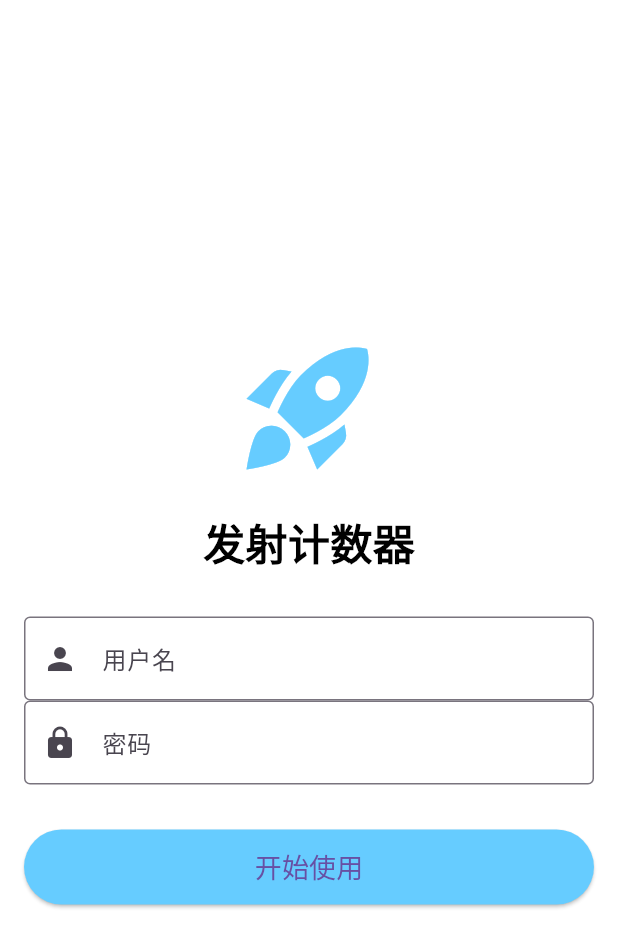
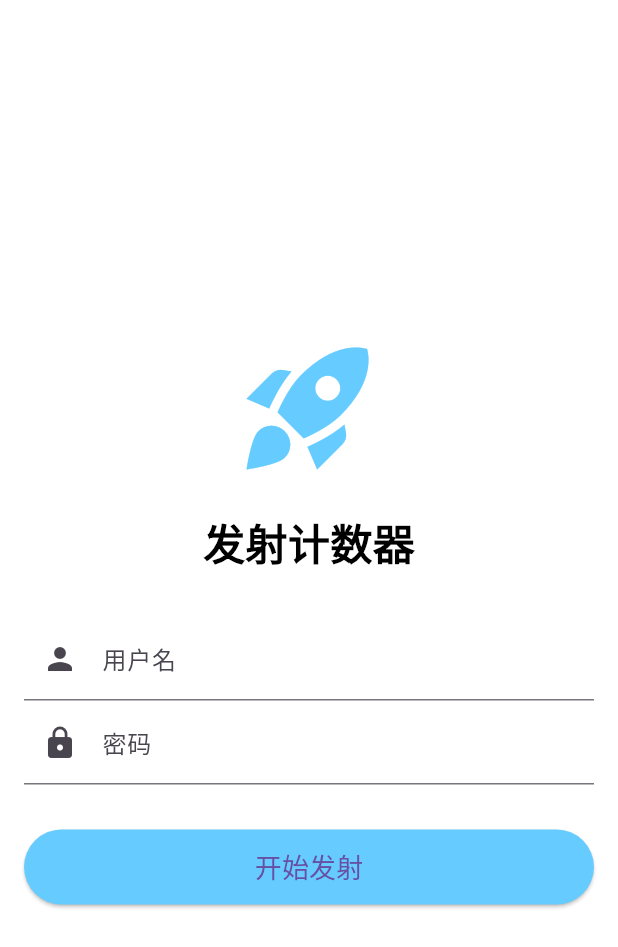
Before and after one commit to AdmireLinK/LaunchCounter, a Flutter app: the screen it shows after launch, on a phone screen of 412 x 824 dp. Shown: the top 947 px of the screen. Run offline on Flutter 3.47's test engine with Material 3 defaults, Android fonts, the phone set to English and light mode, and no system bars; our stand-ins replace flutter_secure_storage, shared_preferences; Roboto replaces fonts that are missing (HarmonyOS_Sans_SC).

Commit message:
chore(theme):简单修改了部分控件的样式

```diff
--- a/frontend/lib/pages/auth_page.dart
+++ b/frontend/lib/pages/auth_page.dart
@@ -58,7 +58,7 @@ class _AuthPageState extends State<AuthPage> {
                 decoration: InputDecoration(
                   labelText: '用户名',
                   prefixIcon: Icon(Icons.person),
-                  border: OutlineInputBorder(),
+                  border: UnderlineInputBorder(),
                 ),
                 validator: (value) {
                   if (value == null || value.isEmpty) {
@@ -73,7 +73,7 @@ class _AuthPageState extends State<AuthPage> {
                 decoration: InputDecoration(
                   labelText: '密码',
                   prefixIcon: Icon(Icons.lock),
-                  border: OutlineInputBorder(),
+                  border: UnderlineInputBorder(),
                 ),
                 obscureText: true,
                 validator: (value) {
@@ -101,7 +101,7 @@ class _AuthPageState extends State<AuthPage> {
                           backgroundColor: ThemeService.getButtonColor(context),
                         ),
                         child: Text(
-                          '开始使用',
+                          '开始发射',
                           style: TextStyle(fontSize: 18),
                         ),
                       ),
--- a/frontend/lib/services/theme_service.dart
+++ b/frontend/lib/services/theme_service.dart
@@ -14,6 +14,6 @@ class ThemeService {
   }
 
   static Color getButtonColor(BuildContext context) {
-    return isDarkMode(context) ? Colors.blue[800]! : const Color(0xFF66CCFF);
+    return isDarkMode(context) ? const Color(0xFF66CCFF) : const Color(0xFF66CCFF);
   }
 }
```
